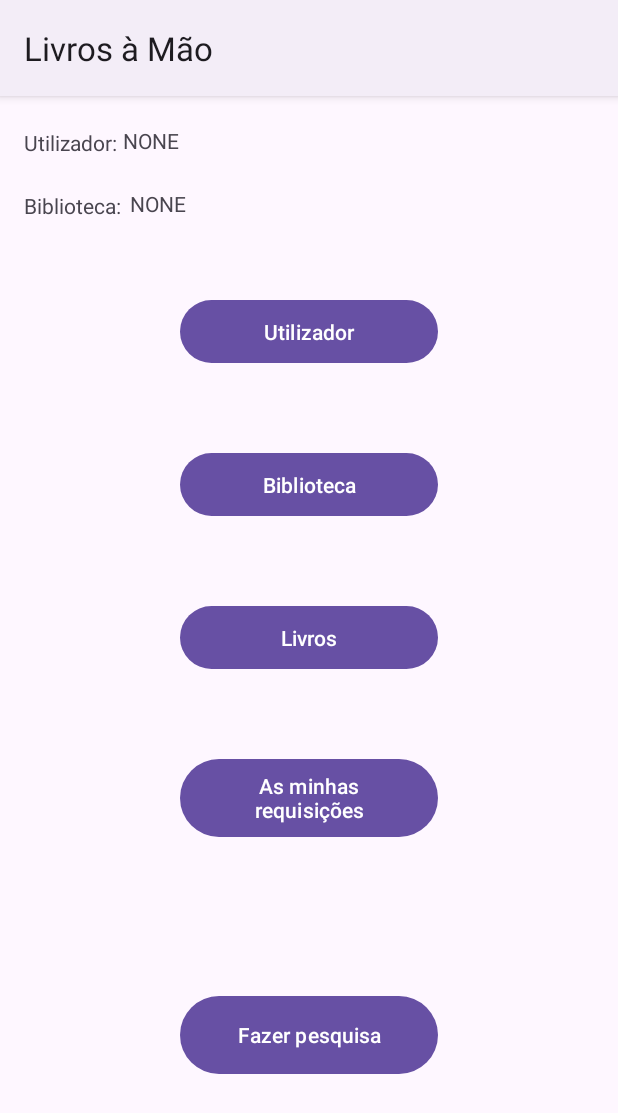
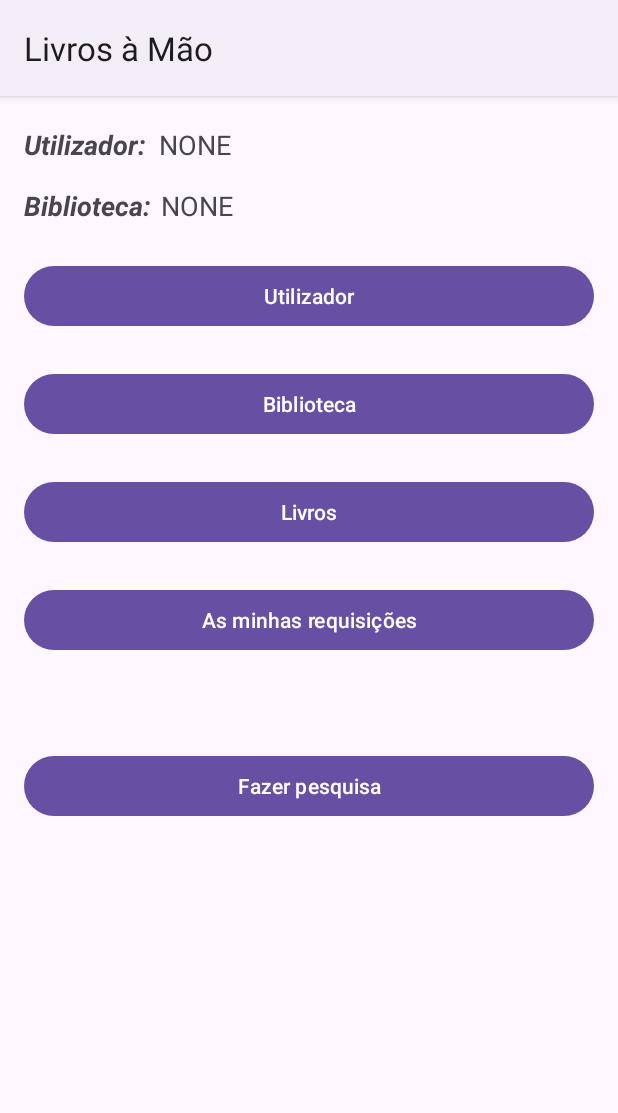
Before and after one commit to ricki0031/DSSMV_ProjectDroid_1211322_1221886, an Android app: the screen it shows after launch (MainActivity), on a phone screen of 412 x 824 dp. Shown: the top 1113 px of the screen. Run offline under Robolectric (Android 15) with nearby library versions, the phone set to English and light mode, and no system bars.

```diff
--- a/app/src/main/res/layout/activity_critica.xml
+++ b/app/src/main/res/layout/activity_critica.xml
@@ -39,8 +39,7 @@
             app:layout_constraintStart_toStartOf="parent"
             app:layout_constraintEnd_toEndOf="parent"
             app:layout_constraintTop_toBottomOf="@+id/textView8"
-            android:layout_marginTop="32dp" />
-
+            android:layout_marginTop="56dp" app:layout_constraintHorizontal_bias="0.496"/>
     <EditText
             android:id="@+id/editTextText2"
             android:layout_width="0dp"
@@ -104,5 +103,5 @@
             app:layout_constraintStart_toStartOf="parent"
             app:layout_constraintEnd_toEndOf="parent"
             app:layout_constraintTop_toBottomOf="@+id/textView10"
-            android:layout_marginTop="4dp"/>
+            android:layout_marginTop="20dp"/>
 </androidx.constraintlayout.widget.ConstraintLayout>
--- a/app/src/main/res/layout/activity_criticas.xml
+++ b/app/src/main/res/layout/activity_criticas.xml
@@ -1,7 +1,6 @@
 <?xml version="1.0" encoding="utf-8"?>
 <LinearLayout
         xmlns:android="http://schemas.android.com/apk/res/android"
-        xmlns:tools="http://schemas.android.com/tools"
         android:layout_width="match_parent"
         android:layout_height="match_parent"
         android:orientation="vertical"
@@ -14,5 +13,4 @@
             android:layout_weight="1"
             android:clipToPadding="false"
             android:scrollbars="vertical"/>
-
 </LinearLayout>
--- a/app/src/main/res/layout/activity_main.xml
+++ b/app/src/main/res/layout/activity_main.xml
@@ -6,104 +6,110 @@
         android:layout_width="match_parent"
         android:layout_height="match_parent"
         tools:context=".MainActivity">
+
     <TextView
+            android:id="@+id/textView"
             android:text="Utilizador:"
             android:layout_width="wrap_content"
-            android:layout_height="30dp"
-            android:id="@+id/textView"
+            android:layout_height="wrap_content"
             app:layout_constraintStart_toStartOf="parent"
+            app:layout_constraintTop_toTopOf="parent"
             android:layout_marginStart="16dp"
-            app:layout_constraintTop_toTopOf="parent"
-            android:layout_marginTop="21dp"/>
+            android:layout_marginTop="20dp" android:textSize="18sp" android:textStyle="bold|italic"/>
+
     <TextView
+            android:id="@+id/textView3"
             android:text="NONE"
             android:layout_width="wrap_content"
-            android:layout_height="30dp"
-            android:id="@+id/textView3"
-            app:layout_constraintStart_toEndOf="@+id/textView"
+            android:layout_height="wrap_content"
+            app:layout_constraintStart_toEndOf="@id/textView"
             app:layout_constraintEnd_toEndOf="parent"
-            android:layout_marginEnd="40dp"
             app:layout_constraintTop_toTopOf="parent"
-            android:layout_marginTop="20dp" app:layout_constraintHorizontal_bias="0.015"/>
+            android:layout_marginTop="20dp"
+            android:layout_marginEnd="16dp" app:layout_constraintHorizontal_bias="0.035" android:textSize="18sp"/>
+
     <TextView
+            android:id="@+id/textView4"
             android:text="Biblioteca:"
             android:layout_width="wrap_content"
-            android:layout_height="30dp"
-            android:id="@+id/textView4"
+            android:layout_height="wrap_content"
             app:layout_constraintStart_toStartOf="parent"
+            app:layout_constraintTop_toBottomOf="@id/textView"
             android:layout_marginStart="16dp"
-            app:layout_constraintEnd_toStartOf="@+id/textView5"
-            android:layout_marginTop="12dp"
-            app:layout_constraintTop_toBottomOf="@+id/textView" app:layout_constraintHorizontal_bias="0.0"/>
+            android:layout_marginTop="16dp" android:textSize="18sp" android:textStyle="bold|italic"/>
 
     <TextView
+            android:id="@+id/textView5"
             android:text="NONE"
             android:layout_width="wrap_content"
-            android:layout_height="30dp"
-            android:id="@+id/textView5"
-            android:layout_marginEnd="288dp"
+            android:layout_height="wrap_content"
+            app:layout_constraintStart_toEndOf="@id/textView4"
             app:layout_constraintEnd_toEndOf="parent"
-            android:layout_marginTop="12dp"
-            app:layout_constraintTop_toBottomOf="@+id/textView3"/>
+            app:layout_constraintTop_toBottomOf="@id/textView3"
+            android:layout_marginEnd="16dp"
+            android:layout_marginTop="16dp" app:layout_constraintHorizontal_bias="0.028" android:textSize="18sp"/>
+
+    <!-- Ordem dos botões alterada -->
+    <Button
+            android:id="@+id/button4"
+            android:text="Utilizador"
+            android:layout_width="0dp"
+            android:layout_height="wrap_content"
+            app:layout_constraintStart_toStartOf="parent"
+            app:layout_constraintEnd_toEndOf="parent"
+            app:layout_constraintTop_toBottomOf="@id/textView5"
+            android:layout_marginTop="24dp"
+            android:layout_marginStart="16dp"
+            android:layout_marginEnd="16dp" app:layout_constraintHorizontal_bias="0.0"/>
 
     <Button
             android:id="@+id/button2"
-            android:layout_width="match_parent"
-            android:layout_height="50dp"
             android:text="Biblioteca"
-            android:layout_marginStart="120dp"
-            android:layout_marginEnd="120dp"
-            android:layout_marginTop="52dp"
+            android:layout_width="0dp"
+            android:layout_height="wrap_content"
             app:layout_constraintStart_toStartOf="parent"
             app:layout_constraintEnd_toEndOf="parent"
-            app:layout_constraintTop_toBottomOf="@+id/button4" app:layout_constraintHorizontal_bias="0.0"/>
+            app:layout_constraintTop_toBottomOf="@id/button4"
+            android:layout_marginTop="24dp"
+            android:layout_marginStart="16dp"
+            android:layout_marginEnd="16dp" app:layout_constraintHorizontal_bias="0.0"/>
+
     <Button
-            android:id="@+id/button6"
-            android:layout_width="match_parent"
-            android:layout_height="60dp"
-            android:text="Fazer pesquisa"
-            android:layout_marginStart="120dp"
-            android:layout_marginEnd="120dp"
-            android:layout_marginTop="42dp"
-            android:layout_marginBottom="104dp"
+            android:id="@+id/button3"
+            android:text="Livros"
+            android:layout_width="0dp"
+            android:layout_height="wrap_content"
             app:layout_constraintStart_toStartOf="parent"
             app:layout_constraintEnd_toEndOf="parent"
-            app:layout_constraintTop_toBottomOf="@+id/button5"
-            app:layout_constraintBottom_toBottomOf="parent" app:layout_constraintHorizontal_bias="0.0"
-            app:layout_constraintVertical_bias="1.0"/>
-    <Button
-            android:id="@+id/button4"
-            android:layout_width="match_parent"
-            android:layout_height="50dp"
-            android:text="Utilizador"
-            android:layout_marginStart="120dp"
-            android:layout_marginEnd="120dp"
-            android:layout_marginTop="40dp"
-            app:layout_constraintStart_toStartOf="parent"
-            app:layout_constraintEnd_toEndOf="parent"
-            app:layout_constraintTop_toBottomOf="@+id/textView5" app:layout_constraintHorizontal_bias="1.0"/>
+            app:layout_constraintTop_toBottomOf="@id/button2"
+            android:layout_marginTop="24dp"
+            android:layout_marginStart="16dp"
+            android:layout_marginEnd="16dp" app:layout_constraintHorizontal_bias="0.0"/>
 
     <Button
             android:id="@+id/button5"
-            android:layout_width="match_parent"
-            android:layout_height="60dp"
             android:text="As minhas requisições"
-            android:layout_marginStart="120dp"
-            android:layout_marginEnd="120dp"
-            android:layout_marginTop="52dp"
+            android:layout_width="0dp"
+            android:layout_height="wrap_content"
             app:layout_constraintStart_toStartOf="parent"
             app:layout_constraintEnd_toEndOf="parent"
-            app:layout_constraintTop_toBottomOf="@+id/button3"
-            app:layout_constraintHorizontal_bias="0.0"/>
+            app:layout_constraintTop_toBottomOf="@id/button3"
+            android:layout_marginTop="24dp"
+            android:layout_marginStart="16dp"
+            android:layout_marginEnd="16dp" app:layout_constraintHorizontal_bias="0.0"/>
+
     <Button
-            android:id="@+id/button3"
-            android:layout_width="match_parent"
-            android:layout_height="50dp"
-            android:text="Livros"
-            android:layout_marginStart="120dp"
-            android:layout_marginEnd="120dp"
-            android:layout_marginTop="52dp"
+            android:id="@+id/button6"
+            android:text="Fazer pesquisa"
+            android:layout_width="0dp"
+            android:layout_height="wrap_content"
             app:layout_constraintStart_toStartOf="parent"
             app:layout_constraintEnd_toEndOf="parent"
-            app:layout_constraintTop_toBottomOf="@+id/button2" app:layout_constraintHorizontal_bias="0.0"/>
+            app:layout_constraintTop_toBottomOf="@id/button5"
+            app:layout_constraintBottom_toBottomOf="parent"
+            android:layout_marginTop="32dp"
+            android:layout_marginStart="16dp"
+            android:layout_marginEnd="16dp" app:layout_constraintHorizontal_bias="0.0"
+            app:layout_constraintVertical_bias="0.1"/>
+
 </androidx.constraintlayout.widget.ConstraintLayout>
--- a/app/src/main/res/layout/activity_requisicoes.xml
+++ b/app/src/main/res/layout/activity_requisicoes.xml
@@ -1,7 +1,6 @@
 <?xml version="1.0" encoding="utf-8"?>
 <LinearLayout
         xmlns:android="http://schemas.android.com/apk/res/android"
-        xmlns:tools="http://schemas.android.com/tools"
         android:layout_width="match_parent"
         android:layout_height="match_parent"
         android:orientation="vertical"
@@ -12,7 +11,7 @@
             android:layout_width="match_parent"
             android:layout_height="0dp"
             android:layout_weight="1"
+            android:padding="8dp"
             android:clipToPadding="false"
-            android:scrollbars="vertical"
-    />
+            android:scrollbars="vertical" />
 </LinearLayout>
--- a/app/src/main/res/layout/activity_resul_pesquisa.xml
+++ b/app/src/main/res/layout/activity_resul_pesquisa.xml
@@ -1,7 +1,6 @@
 <?xml version="1.0" encoding="utf-8"?>
 <LinearLayout
         xmlns:android="http://schemas.android.com/apk/res/android"
-        xmlns:tools="http://schemas.android.com/tools"
         android:layout_width="match_parent"
         android:layout_height="match_parent"
         android:orientation="vertical"
@@ -14,12 +13,13 @@
             android:layout_weight="1"
             android:padding="8dp"
             android:clipToPadding="false"
-            android:scrollbars="vertical"/>
+            android:scrollbars="vertical" />
 
     <Button
             android:id="@+id/button15"
             android:text="Sair"
             android:layout_width="match_parent"
             android:layout_height="58dp"
-            android:textSize="20sp"/>
+            android:textSize="20sp"
+            android:layout_marginTop="8dp"/>
 </LinearLayout>
```
Also changed, not shown: app/src/main/res/layout/activity_bibliotecas.xml (+7 -4 lines), app/src/main/res/layout/activity_create_library.xml (+10 -5 lines), app/src/main/res/layout/activity_detalhes.xml (+7 -3 lines), app/src/main/res/layout/activity_livros.xml (+4 -3 lines), app/src/main/res/layout/activity_pesquisa.xml (+18 -17 lines), app/src/main/res/layout/activity_requisicao.xml (+23 -23 lines), app/src/main/res/layout/activity_user.xml (+8 -6 lines).
